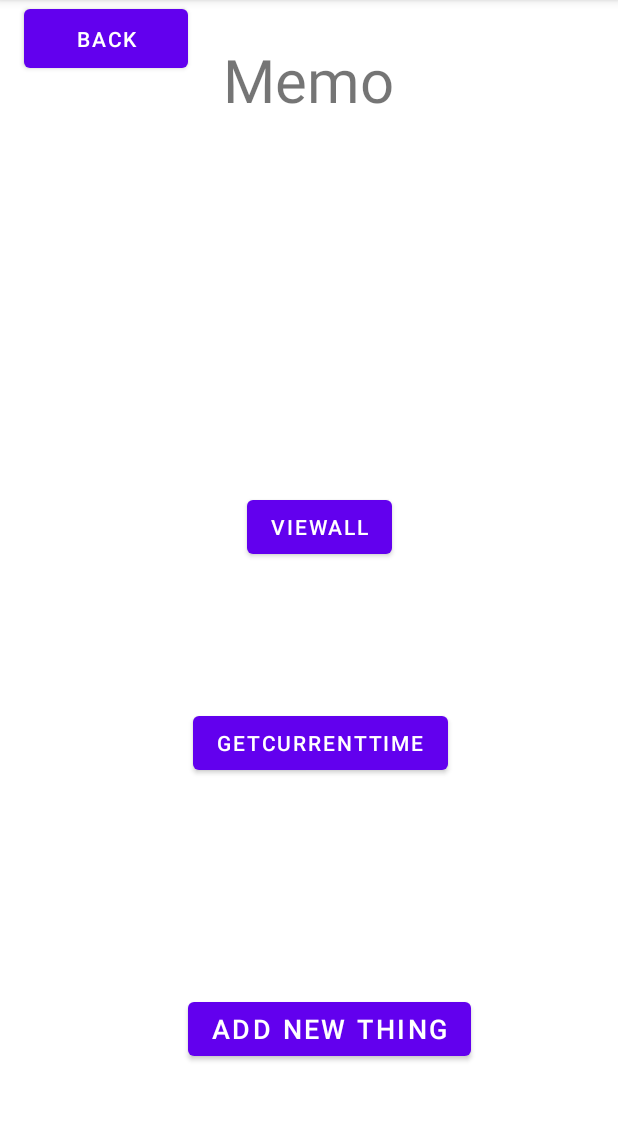
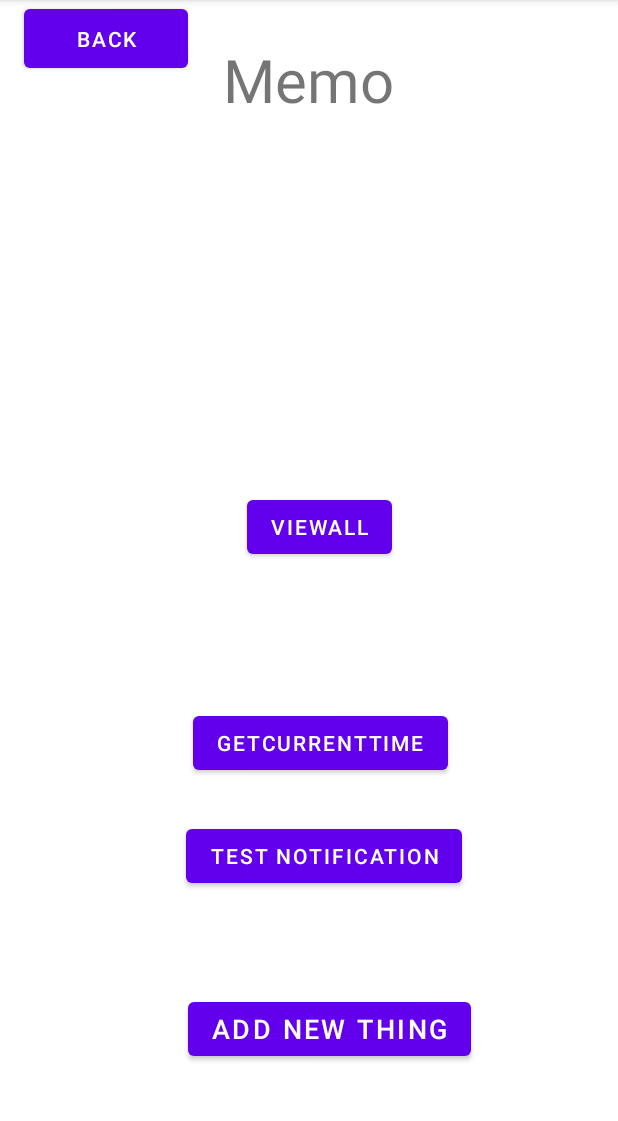
Before and after one commit to Haolinc/DueItProject, an Android app: the screen it shows after launch (MemoActivity), after a tap on "MEMO", on a phone screen of 412 x 824 dp, the part 84-1205 px from its top. Run offline under Robolectric (Android 15) with nearby library versions, the phone set to English and light mode, and no system bars.

Commit message:
add simple notification in memo activity

```diff
--- a/app/src/main/java/com/example/duelt/MainActivity.java
+++ b/app/src/main/java/com/example/duelt/MainActivity.java
@@ -27,7 +27,7 @@ import java.util.List;
 
 public class MainActivity extends AppCompatActivity {
 
-    private static final String CHANNEL_1_ID = "channel1";
+    protected static final String CHANNEL_1_ID = "channel1";
 
     @Override
     protected void onCreate(Bundle savedInstanceState) {
--- /dev/null
+++ b/app/src/main/java/com/example/duelt/NoticChannelHelper.java
@@ -0,0 +1,4 @@
+package com.example.duelt;
+
+public class ChannelHelper {
+}
--- /dev/null
+++ b/app/src/main/res/drawable/ic_baseline_looks_one_24.xml
@@ -0,0 +1,5 @@
+<vector android:height="24dp" android:tint="#FF0C10"
+    android:viewportHeight="24" android:viewportWidth="24"
+    android:width="24dp" xmlns:android="http://schemas.android.com/apk/res/android">
+    <path android:fillColor="@android:color/white" android:pathData="M19,3L5,3c-1.1,0 -2,0.9 -2,2v14c0,1.1 0.9,2 2,2h14c1.1,0 2,-0.9 2,-2L21,5c0,-1.1 -0.9,-2 -2,-2zM14,17h-2L12,9h-2L10,7h4v10z"/>
+</vector>
--- a/app/src/main/res/layout/activity_memo.xml
+++ b/app/src/main/res/layout/activity_memo.xml
@@ -71,4 +71,17 @@
         app:layout_constraintTop_toTopOf="parent"
         app:layout_constraintVertical_bias="0.655" />
 
+    <Button
+        android:id="@+id/button4"
+        android:layout_width="wrap_content"
+        android:layout_height="wrap_content"
+        android:onClick="testNotification"
+        android:text="Test Notification"
+        app:layout_constraintBottom_toBottomOf="parent"
+        app:layout_constraintEnd_toEndOf="parent"
+        app:layout_constraintHorizontal_bias="0.543"
+        app:layout_constraintStart_toStartOf="parent"
+        app:layout_constraintTop_toTopOf="parent"
+        app:layout_constraintVertical_bias="0.759" />
+
 </androidx.constraintlayout.widget.ConstraintLayout>
```
Also changed, not shown: app/src/main/java/com/example/duelt/MemoActivity.java (+24 -0 lines).
